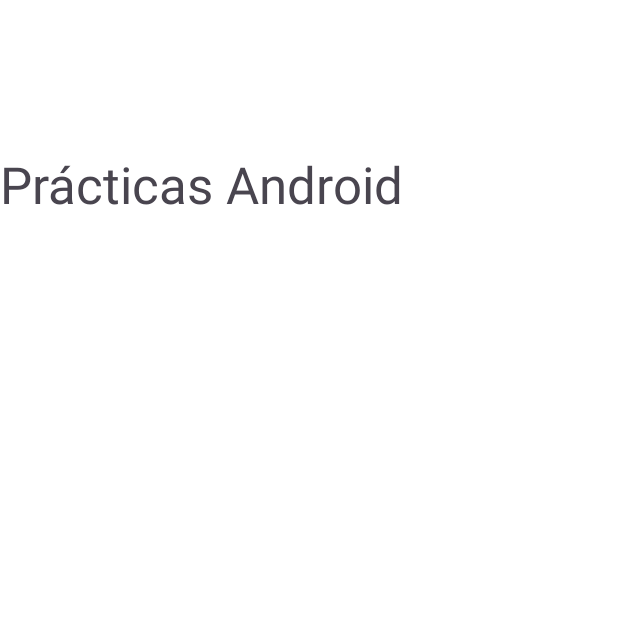
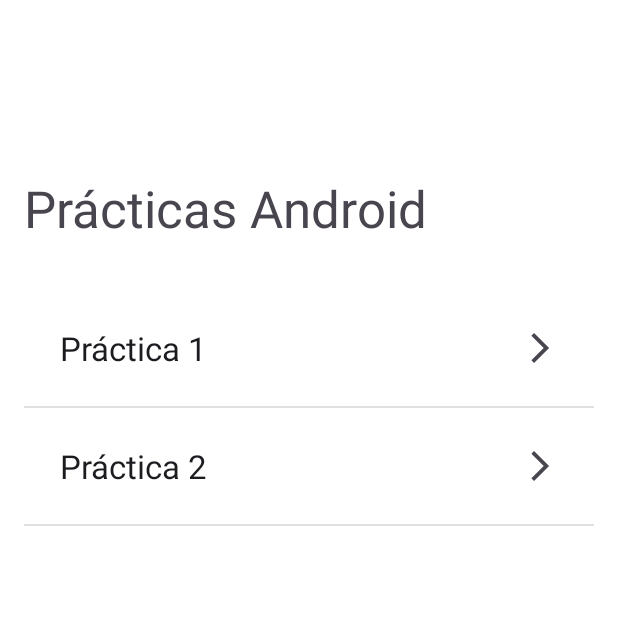
Before and after one commit to marruiart/facturas-FCT, an Android app: the MainActivity screen opened directly, with no data from a screen before it, on a phone screen of 412 x 824 dp, the top half of it. Run offline under Robolectric (Android 15) with nearby library versions, the phone set to English and light mode, and no system bars.

Commit message:
Include practices RecyclerView

```diff
--- /dev/null
+++ b/app/src/main/java/com/example/facturas_tfc/data/repository/model/PracticeVO.kt
@@ -0,0 +1,6 @@
+package com.example.facturas_tfc.data.repository.model
+
+data class PracticeVO(
+    val id: Int,
+    val name: String
+)
--- a/app/src/main/java/com/example/facturas_tfc/ui/MainActivity.kt
+++ b/app/src/main/java/com/example/facturas_tfc/ui/MainActivity.kt
@@ -3,13 +3,26 @@
 import android.content.Context
 import android.content.Intent
 import android.os.Bundle
+import android.util.Log
 import androidx.activity.enableEdgeToEdge
 import androidx.appcompat.app.AppCompatActivity
 import androidx.core.view.ViewCompat
 import androidx.core.view.WindowInsetsCompat
 import com.example.facturas_tfc.R
+import com.example.facturas_tfc.data.repository.model.PracticeVO
+import com.example.facturas_tfc.databinding.ActivityMainBinding
+import com.example.facturas_tfc.ui.firstPract.InvoicesListActivity
+import com.example.facturas_tfc.ui.adapter.PracticeListAdapter
+import com.example.facturas_tfc.ui.secondPract.SmartSolarActivity
 
 class MainActivity : AppCompatActivity() {
+    private lateinit var adapter: PracticeListAdapter
+    private lateinit var binding: ActivityMainBinding
+    private var padding: Int = 0
+    private val practices = arrayListOf(
+        PracticeVO(1, "Práctica 1"),
+        PracticeVO(2, "Práctica 2")
+    )
 
     companion object {
         private const val TAG = "VN MainActivity"
@@ -21,11 +34,58 @@
     override fun onCreate(savedInstanceState: Bundle?) {
         super.onCreate(savedInstanceState)
         enableEdgeToEdge()
-        setContentView(R.layout.activity_main)
+        binding = ActivityMainBinding.inflate(layoutInflater)
+        val view = binding.root
+        setContentView(view)
+        setWindowInsets()
+        initUI()
+    }
+
+    private fun setWindowInsets() {
+        padding = resources.getDimension(com.example.facturas_tfc.R.dimen.dimen_size_16).toInt()
+
         ViewCompat.setOnApplyWindowInsetsListener(findViewById(R.id.main)) { v, insets ->
             val systemBars = insets.getInsets(WindowInsetsCompat.Type.systemBars())
-            v.setPadding(systemBars.left, systemBars.top, systemBars.right, systemBars.bottom)
+            v.setPadding(
+                systemBars.left + padding,
+                systemBars.top + padding,
+                systemBars.right + padding,
+                systemBars.bottom + padding
+            )
             insets
         }
     }
+
+    private fun initUI() {
+        initRecyclerView()
+        initListeners()
+    }
+
+    private fun initListeners() {
+        // TODO init listeners
+    }
+
+    private fun initRecyclerView() {
+        adapter = PracticeListAdapter(::onPracticeClick)
+        setRecyclerViewAdapter()
+        populatePracticeList()
+    }
+
+    private fun setRecyclerViewAdapter() {
+        binding.invoicesRv.adapter = adapter
+    }
+
+    private fun populatePracticeList() {
+        Log.d(TAG, practices.toString())
+        adapter.submitList(practices)
+    }
+
+    private fun onPracticeClick(practice: PracticeVO) {
+        when (practice.id) {
+            1 -> startActivity(InvoicesListActivity.create(this))
+            2 -> startActivity(SmartSolarActivity.create(this))
+            else -> Log.d(TAG, "No activity to be started")
+        }
+
+    }
 }
--- /dev/null
+++ b/app/src/main/java/com/example/facturas_tfc/ui/adapter/PracticeListAdapter.kt
@@ -0,0 +1,60 @@
+package com.example.facturas_tfc.ui.adapter
+
+import android.view.LayoutInflater
+import android.view.ViewGroup
+import androidx.recyclerview.widget.DiffUtil
+import androidx.recyclerview.widget.ListAdapter
+import androidx.recyclerview.widget.RecyclerView
+import com.example.facturas_tfc.data.repository.model.PracticeVO
+import com.example.facturas_tfc.databinding.ItemMainPracticeBinding
+
+class PracticeListAdapter(
+    private val onPracticeClick: ((practice: PracticeVO) -> Unit)
+) : ListAdapter<PracticeVO, PracticeListAdapter.PracticesListViewHolder>(
+    PracticeDiffCallBack()
+) {
+
+    inner class PracticesListViewHolder(private val binding: ItemMainPracticeBinding) :
+        RecyclerView.ViewHolder(binding.root) {
+        private val item = binding.itemMainPractice
+        private val name = binding.itemName
+
+        fun bindView(practice: PracticeVO) {
+            name.text = practice.name
+            item.setOnClickListener {
+                onPracticeClick(practice)
+            }
+        }
+    }
+
+    private class PracticeDiffCallBack : DiffUtil.ItemCallback<PracticeVO>() {
+        override fun areItemsTheSame(
+            oldItem: PracticeVO,
+            newItem: PracticeVO
+        ): Boolean =
+            oldItem == newItem
+
+        override fun areContentsTheSame(
+            oldItem: PracticeVO,
+            newItem: PracticeVO
+        ): Boolean =
+            oldItem == newItem
+    }
+
+    /**
+     * Create new views (invoked by the layout manager)
+     */
+    override fun onCreateViewHolder(parent: ViewGroup, viewType: Int): PracticesListViewHolder {
+        val binding =
+            ItemMainPracticeBinding.inflate(LayoutInflater.from(parent.context), parent, false)
+        return PracticesListViewHolder(binding)
+    }
+
+    /**
+     * Replace the contents of a view (invoked by the layout manager)
+     */
+    override fun onBindViewHolder(holder: PracticesListViewHolder, position: Int) {
+        val practice = getItem(position)
+        holder.bindView(practice)
+    }
+}
--- a/app/src/main/java/com/example/facturas_tfc/ui/auth/LoginActivity.kt
+++ b/app/src/main/java/com/example/facturas_tfc/ui/auth/LoginActivity.kt
@@ -56,6 +56,7 @@
             btnLoginSignup.setOnClickListener { navigateSignup() }
             btnLoginForgotPassword.setOnClickListener { navigateForgotPassword() }
         }
+
     }
 
     private fun navigateMain() {
--- a/app/src/main/res/layout/activity_smart_solar.xml
+++ b/app/src/main/res/layout/activity_smart_solar.xml
@@ -11,11 +11,12 @@
         android:layout_height="wrap_content"
         android:minHeight="?attr/actionBarSize"
         app:layout_constraintEnd_toEndOf="parent"
-        app:title="Atrás"
         app:layout_constraintStart_toStartOf="parent"
         app:layout_constraintTop_toTopOf="parent"
         app:navigationIcon="@drawable/ic_chevron_left"
-        app:navigationIconTint="@color/seed" />
+        app:navigationIconTint="?attr/colorPrimary"
+        app:title="Atrás"
+        app:titleTextColor="?attr/colorPrimary" />
 
     <androidx.constraintlayout.widget.ConstraintLayout
         android:id="@+id/main"
--- a/app/src/main/res/layout/item_main_practice.xml
+++ b/app/src/main/res/layout/item_main_practice.xml
@@ -2,17 +2,17 @@
 <androidx.constraintlayout.widget.ConstraintLayout xmlns:android="http://schemas.android.com/apk/res/android"
     xmlns:app="http://schemas.android.com/apk/res-auto"
     xmlns:tools="http://schemas.android.com/tools"
-    android:id="@+id/invoice_item"
+    android:id="@+id/item_main_practice"
     android:layout_width="match_parent"
     android:layout_height="wrap_content">
 
     <TextView
-        android:id="@+id/item_date"
+        android:id="@+id/item_name"
         android:layout_width="0dp"
         android:layout_height="wrap_content"
         android:layout_marginStart="24dp"
+        android:paddingVertical="24dp"
         android:textAppearance="@style/TextAppearance.AppCompat.Large"
-        app:layout_constraintBottom_toTopOf="@+id/divider"
         app:layout_constraintStart_toStartOf="parent"
         app:layout_constraintTop_toTopOf="parent"
         tools:text="Práctica 1" />
@@ -22,9 +22,9 @@
         android:layout_width="wrap_content"
         android:layout_height="wrap_content"
         android:layout_marginEnd="24dp"
-        app:layout_constraintBottom_toBottomOf="@+id/item_date"
+        app:layout_constraintBottom_toBottomOf="@+id/item_name"
         app:layout_constraintEnd_toEndOf="parent"
-        app:layout_constraintTop_toTopOf="@+id/item_date"
+        app:layout_constraintTop_toTopOf="@+id/item_name"
         app:srcCompat="@drawable/ic_chevron_right" />
 
     <View
@@ -34,5 +34,5 @@
         android:background="?android:attr/listDivider"
         app:layout_constraintEnd_toEndOf="parent"
         app:layout_constraintStart_toStartOf="parent"
-        tools:layout_editor_absoluteY="90dp" />
+        app:layout_constraintTop_toBottomOf="@+id/item_name" />
 </androidx.constraintlayout.widget.ConstraintLayout>
```
Also changed, not shown: app/src/main/java/com/example/facturas_tfc/ui/firstPract/InvoicesListActivity.kt (+10 -1 lines), app/src/main/java/com/example/facturas_tfc/ui/secondPract/SmartSolarActivity.kt (+25 -2 lines).
